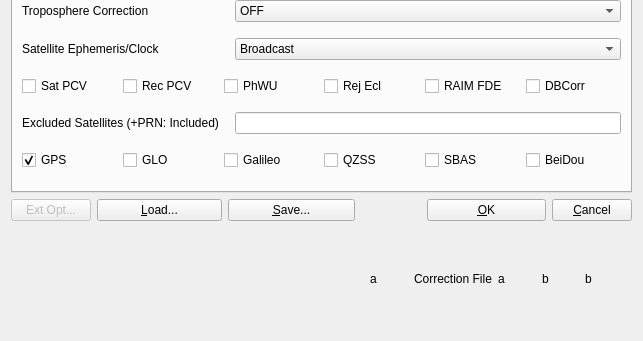
tomojitakasu/RTKLIB, file app/rtkpost_qt/postopt.ui: the form before one commit; both pictures show x 0 to 643 and y 246 to 587 of the 643 by 587 pixel window.
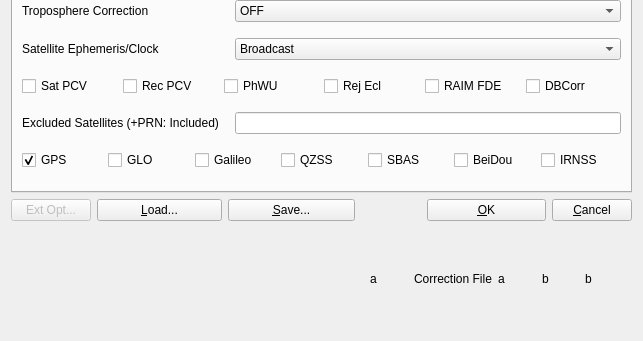
The form after the commit. The open tabs and pages were chosen to show the change. Icons and pictures are not drawn.

Commit message: - update QT apps to lastest VCL version - activate IRNSS in septentrio receiver support

What changed in the file:
```diff
--- a/app/rtkpost_qt/postopt.ui
+++ b/app/rtkpost_qt/postopt.ui
@@ -896,6 +896,13 @@
             </property>
            </widget>
           </item>
+          <item>
+           <widget class="QCheckBox" name="NavSys7">
+            <property name="text">
+             <string>IRNSS</string>
+            </property>
+           </widget>
+          </item>
          </layout>
         </widget>
        </item>
```
Left out of the diff: 2 changed lines with no effect on the pictures. The commit also changes 50 other files.
